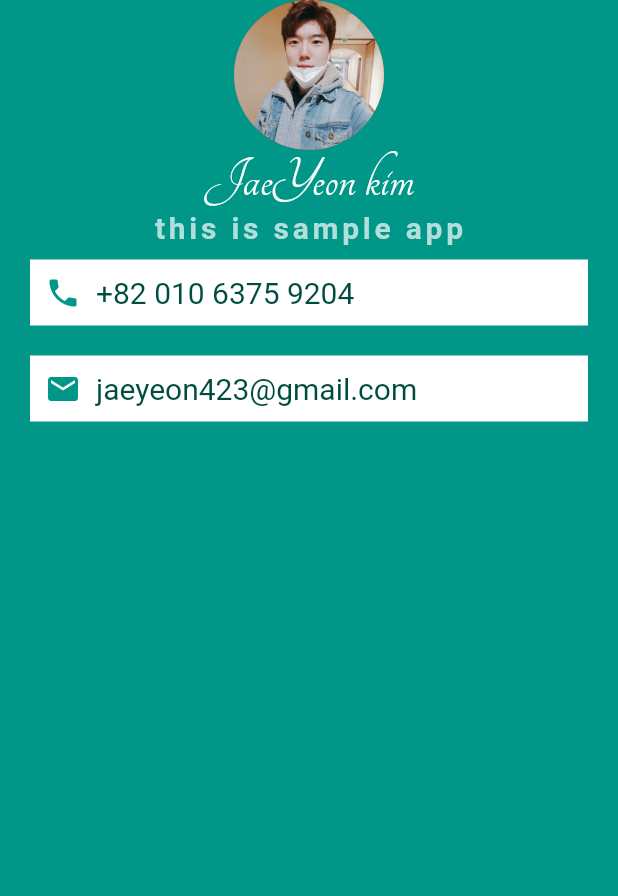
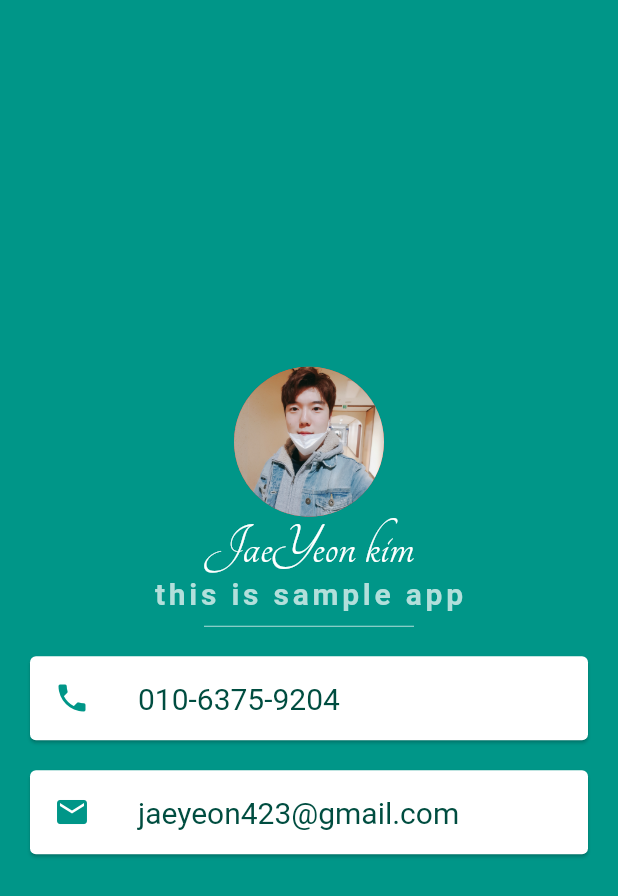
Before and after one commit to studykimkim/flutter, a Flutter app: the screen it shows after launch, on a phone screen of 412 x 824 dp. Shown: the top 896 px of the screen. Run offline on Flutter 3.47's test engine with Material 2 defaults, Android fonts, the phone set to English and light mode, and no system bars; our stand-ins replace sqflite; accounts and stored records are empty.

Commit message:
micard complete

```diff
--- a/flutter_study/lib/main.dart
+++ b/flutter_study/lib/main.dart
@@ -12,6 +12,7 @@ class MyApp extends StatelessWidget {
         backgroundColor: Colors.teal,
         body: SafeArea(
           child: Column(
+            mainAxisAlignment: MainAxisAlignment.center,
             children: <Widget>[
               CircleAvatar(
                 radius: 50,
@@ -31,54 +32,48 @@ class MyApp extends StatelessWidget {
                     letterSpacing: 2.5,
                     fontWeight: FontWeight.bold),
               ),
-            Container(
-              padding: EdgeInsets.all(10.0),
-              color: Colors.white,
-              margin: EdgeInsets.symmetric(vertical: 10.0,horizontal: 20.0),
-              child: Row(
-                children: <Widget>[
-                  Icon(
+              SizedBox(
+                height: 20,
+                width: 140.0,
+                child: Divider(
+                  color: Colors.teal.shade100,
+                ),
+              ),
+              Card(
+                  margin:
+                      EdgeInsets.symmetric(vertical: 10.0, horizontal: 20.0),
+                  child: ListTile(
+                    leading: Icon(
                       Icons.phone,
                       color: Colors.teal,
                     ),
-                  SizedBox(
-                    width: 10.0,
+                    title: Text(
+                      '010-6375-9204',
+                      style: TextStyle(
+                        fontSize: 20.0,
+                        color: Colors.teal.shade900,
                       ),
-                  Text(
-                    '+82 010 6375 9204',
+                    ),
+                  )),
+              Card(
+                margin: EdgeInsets.symmetric(vertical: 10.0, horizontal: 20.0),
+                child: ListTile(
+                  leading: Icon(
+                    Icons.email,
+                    color: Colors.teal,
+                  ),
+                  title: Text(
+                    'jaeyeon423@gmail.com',
                     style: TextStyle(
+                      fontSize: 20.0,
                       color: Colors.teal.shade900,
-                      fontSize: 20,
+                    ),
+                  ),
                 ),
               ),
             ],
           ),
         ),
-            Container(
-              padding: EdgeInsets.all(10.0),
-              color: Colors.white,
-              margin: EdgeInsets.symmetric(vertical: 10.0,horizontal: 20.0),
-              child: Row(
-                children: <Widget>[
-                  Icon(
-                    Icons.email,
-                    color: Colors.teal,
-                  ),
-                  SizedBox(
-                    width: 10.0,
-                  ),
-                  Text(
-                    'jaeyeon423@gmail.com',
-                    style: TextStyle(
-                      color: Colors.teal.shade900,
-                      fontSize: 20,
-                    ),
-                  ),
-                ],
-              ),
-            ),
-          ],
-        )),
       ),
     );
   }
```
Lines whose indentation alone changed are shown as unchanged.
